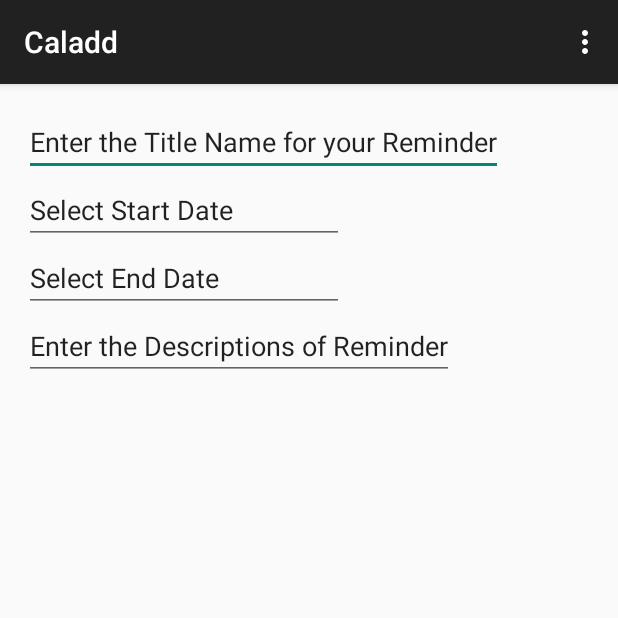
After one commit to pandeypooja63/SmartZCompanion, an Android app: the Caladd screen opened directly, with no data from a screen before it, on a phone screen of 412 x 824 dp, the top half of it. The commit adds this screen. Run offline under Robolectric (Android 15) with nearby library versions, the phone set to English and light mode, and no system bars.

Commit message:
updated one

```diff
--- /dev/null
+++ b/app/src/main/java/com/example/nispand/smartzcompanion/Caladd.java
@@ -0,0 +1,92 @@
+package com.example.nispand.smartzcompanion;
+
+import android.app.DatePickerDialog;
+import android.os.Bundle;
+import android.support.v7.app.ActionBarActivity;
+import android.view.Menu;
+import android.view.MenuItem;
+import android.view.View;
+import android.widget.DatePicker;
+import android.widget.EditText;
+
+import java.util.Calendar;
+
+
+public class Caladd extends ActionBarActivity  {
+    EditText title,startdate,enddate;
+    int year,monthOfYear,dayOfMonth;
+
+    @Override
+    protected void onCreate(Bundle savedInstanceState) {
+        super.onCreate(savedInstanceState);
+        setContentView(R.layout.activity_caladd);
+        EditText title = (EditText) findViewById(R.id.Title);
+        startdate = (EditText) findViewById(R.id.startdate);
+        enddate = (EditText)findViewById(R.id.enddate);
+
+        // Calendar myCalendar = Calendar.getInstance();
+        final Calendar myCalendar = Calendar.getInstance();
+        // Calendar myCalendar = Calendar.getInstance();
+        final DatePickerDialog.OnDateSetListener date = new DatePickerDialog.OnDateSetListener() {
+
+            @Override
+            public void onDateSet(DatePicker view, int year, int monthOfYear,
+                                  int dayOfMonth) {
+                // TODO Auto-generated method stub
+                myCalendar.set(Calendar.YEAR, year);
+                myCalendar.set(Calendar.MONTH, monthOfYear);
+                myCalendar.set(Calendar.DAY_OF_MONTH, dayOfMonth);
+                startdate.setText(monthOfYear+"/"+dayOfMonth+"/"+year);
+            }
+
+        };
+
+
+        startdate.setOnClickListener(new View.OnClickListener() {
+
+            @Override
+            public void onClick(View v) {
+                // TODO Auto-generated method stub
+                new DatePickerDialog(Caladd.this, date, myCalendar
+                        .get(Calendar.YEAR), myCalendar.get(Calendar.MONTH),
+                        myCalendar.get(Calendar.DAY_OF_MONTH)).show();
+            }
+        });
+
+        enddate.setOnClickListener(new View.OnClickListener() {
+
+            @Override
+            public void onClick(View v) {
+                // TODO Auto-generated method stub
+                new DatePickerDialog(Caladd.this, date, myCalendar
+                        .get(Calendar.YEAR), myCalendar.get(Calendar.MONTH),
+                        myCalendar.get(Calendar.DAY_OF_MONTH)).show();
+            }
+        });
+
+   }
+
+
+
+    @Override
+    public boolean onCreateOptionsMenu(Menu menu) {
+        // Inflate the menu; this adds items to the action bar if it is present.
+        getMenuInflater().inflate(R.menu.menu_caladd, menu);
+        return true;
+    }
+
+    @Override
+    public boolean onOptionsItemSelected(MenuItem item) {
+        // Handle action bar item clicks here. The action bar will
+        // automatically handle clicks on the Home/Up button, so long
+        // as you specify a parent activity in AndroidManifest.xml.
+        int id = item.getItemId();
+
+        //noinspection SimplifiableIfStatement
+        if (id == R.id.action_settings) {
+            return true;
+        }
+
+        return super.onOptionsItemSelected(item);
+    }
+}
--- /dev/null
+++ b/app/src/main/res/layout/activity_caladd.xml
@@ -0,0 +1,69 @@
+<RelativeLayout xmlns:android="http://schemas.android.com/apk/res/android"
+    xmlns:tools="http://schemas.android.com/tools" android:layout_width="match_parent"
+    android:layout_height="match_parent" android:paddingLeft="@dimen/activity_horizontal_margin"
+    android:paddingRight="@dimen/activity_horizontal_margin"
+    android:paddingTop="@dimen/activity_vertical_margin"
+    android:paddingBottom="@dimen/activity_vertical_margin"
+    tools:context="com.example.nispand.smartzcompanion.Caladd"
+    >
+
+    <EditText
+        android:layout_width="wrap_content"
+        android:layout_height="wrap_content"
+        android:id="@+id/Title"
+        android:autoText="false"
+        android:editable="true"
+        android:enabled="true"
+        android:inputType="text"
+        android:text="@string/Enter"
+        android:layout_alignParentTop="true"
+        android:layout_alignParentLeft="true"
+        android:layout_alignParentStart="true" />
+
+    <EditText
+        android:layout_width="wrap_content"
+        android:layout_height="wrap_content"
+        android:ems="10"
+        android:id="@+id/startdate"
+        android:layout_below="@+id/Title"
+        android:layout_alignParentLeft="true"
+        android:layout_alignParentStart="true"
+        android:text="@string/selectdate1"
+        android:onClick="showDatePickerDialog"
+        />
+
+    <EditText
+        android:layout_width="wrap_content"
+        android:layout_height="wrap_content"
+
+        android:ems="10"
+        android:id="@+id/enddate"
+        android:text="@string/SelectDate2"
+        android:onClick="showDatePickerDialog"
+        android:layout_below="@+id/startdate"
+        android:layout_alignParentLeft="true"
+        android:layout_alignParentStart="true" />
+
+    <EditText
+        android:layout_width="wrap_content"
+        android:layout_height="wrap_content"
+        android:id="@+id/description"
+        android:autoText="false"
+        android:editable="true"
+        android:enabled="true"
+        android:inputType="text"
+        android:text="@string/Description"
+        android:layout_below="@+id/enddate"
+        android:layout_alignParentLeft="true"
+        android:layout_alignParentStart="true" />
+
+    <ExpandableListView
+        android:layout_width="wrap_content"
+        android:layout_height="wrap_content"
+        android:id="@+id/expandableListView"
+        android:layout_below="@+id/description"
+        android:layout_alignRight="@+id/enddate"
+        android:layout_alignEnd="@+id/enddate"
+        android:layout_marginTop="138dp" />
+
+</RelativeLayout>
--- /dev/null
+++ b/app/src/main/res/menu/menu_caladd.xml
@@ -0,0 +1,7 @@
+<menu xmlns:android="http://schemas.android.com/apk/res/android"
+    xmlns:app="http://schemas.android.com/apk/res-auto"
+    xmlns:tools="http://schemas.android.com/tools"
+    tools:context="com.example.nispand.smartzcompanion.Caladd">
+    <item android:id="@+id/action_settings" android:title="@string/action_settings"
+        android:orderInCategory="100" app:showAsAction="never" />
+</menu>
--- a/app/src/main/res/values/strings.xml
+++ b/app/src/main/res/values/strings.xml
@@ -6,4 +6,10 @@
     <string name="action_settings">Settings</string>
     <string name="title_activity_second">Set or Delete Reminder</string>
     <string name="title_activity_phonecallbased">phonebasedcall</string>
+    <string name="title_activity_calevent">CalEvent</string>
+    <string name="title_activity_caladd">Caladd</string>
+    <string name="selectdate1">Select Start Date</string>
+    <string name="Enter">Enter the Title Name for your Reminder</string>
+    <string name="SelectDate2">Select End Date </string>
+    <string name="Description">Enter the Descriptions of Reminder</string>
 </resources>
```
Also changed, not shown: app/src/main/AndroidManifest.xml (+21 -1 lines), app/src/main/java/com/example/nispand/smartzcompanion/CalEvent.java (+13 -12 lines).
